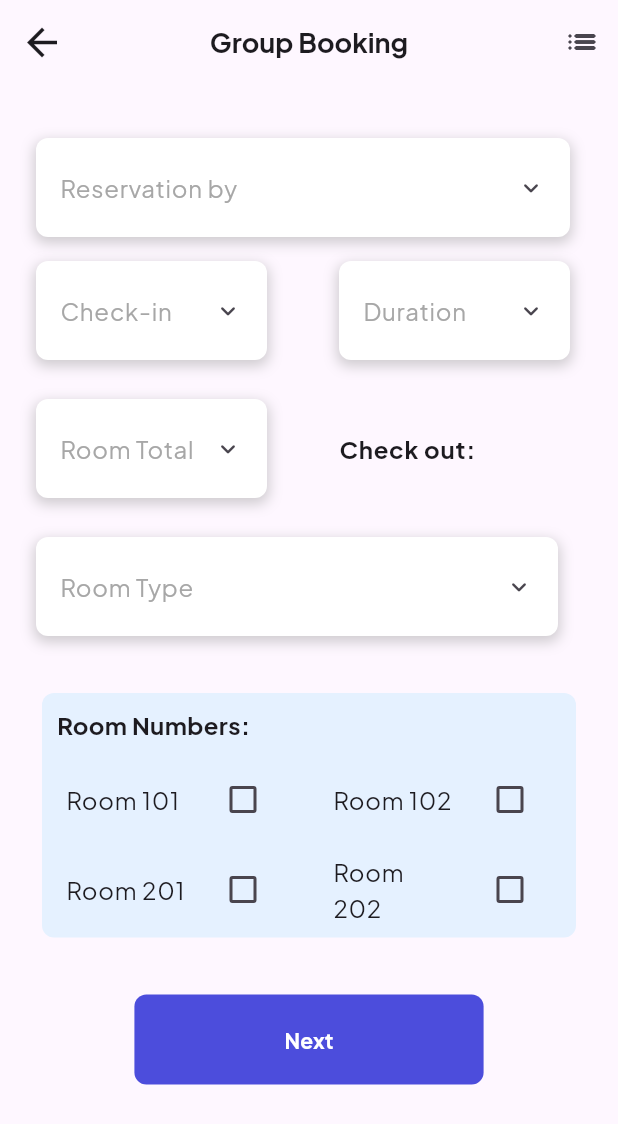
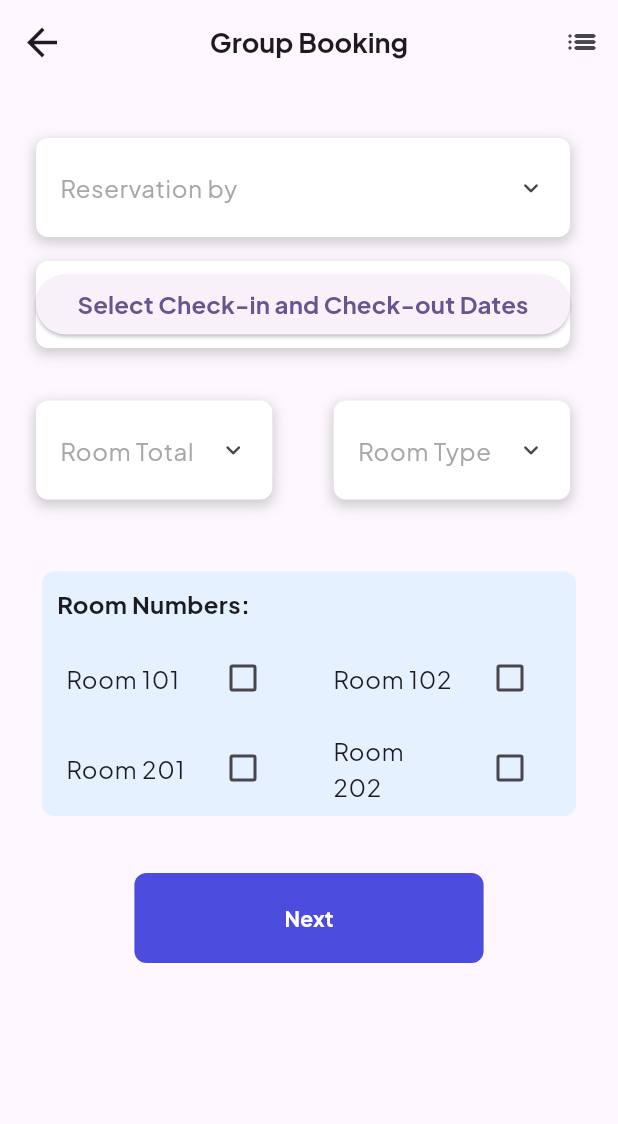
Before and after one commit to afyar08/frontend_hotel, a Flutter app: the GroupBooking screen opened directly, on a phone screen of 412 x 824 dp. Shown: the top 1124 px of the screen. Run offline on Flutter 3.47's test engine with Material 3 defaults, Android fonts, the phone set to English and light mode, and no system bars; drawn by our look-alikes of animated_custom_dropdown; our stand-ins replace calendar_date_picker2, convex_bottom_bar, table_calendar.

Commit message:
date picker for checkin checkout

```diff
--- a/lib/pages/frontdesk/booking/group.dart
+++ b/lib/pages/frontdesk/booking/group.dart
@@ -1,7 +1,8 @@
 import 'package:flutter/material.dart';
-import 'package:flutter/services.dart'; // Import untuk menggunakan TextInputFormatter
+import 'package:calendar_date_picker2/calendar_date_picker2.dart';
 import 'package:animated_custom_dropdown/custom_dropdown.dart';
 import 'package:frontend_hotel/pages/frontdesk/booking/summary.dart';
+import 'package:frontend_hotel/pages/frontdesk/booking/group_next.dart';
 
 class GroupBooking extends StatefulWidget {
   const GroupBooking({Key? key}) : super(key: key);
@@ -11,11 +12,11 @@ class GroupBooking extends StatefulWidget {
 }
 
 class _GroupBookingState extends State<GroupBooking> {
-  final _formKey = GlobalKey<FormState>(); // Define a GlobalKey for the form
+  final _formKey = GlobalKey<FormState>();
 
   final TextEditingController _reservationController = TextEditingController();
   final TextEditingController _checkInController = TextEditingController();
-  final TextEditingController _durationController = TextEditingController();
+  final TextEditingController _checkoutController = TextEditingController();
   final TextEditingController _roomTotalController = TextEditingController();
   final TextEditingController _roomTypeController = TextEditingController();
 
@@ -24,9 +25,33 @@ class _GroupBookingState extends State<GroupBooking> {
   bool _isChecked3 = false;
   bool _isChecked4 = false;
 
+  List<DateTime?> _dialogCalendarPickerValue = [];
+  int _durationInDays = 0;
+
   @override
   void initState() {
     super.initState();
+  }
+
+  String _getValueText(CalendarDatePicker2Type datePickerType, List<DateTime?> values) {
+    values = values.map((e) => e != null ? DateUtils.dateOnly(e) : null).toList();
+    var valueText = (values.isNotEmpty ? values[0] : null).toString().replaceAll('00:00:00.000', '');
+
+    if (datePickerType == CalendarDatePicker2Type.multi) {
+      valueText = values.isNotEmpty
+          ? values.map((v) => v.toString().replaceAll('00:00:00.000', '')).join(', ')
+          : 'null';
+    } else if (datePickerType == CalendarDatePicker2Type.range) {
+      if (values.isNotEmpty) {
+        final startDate = values[0].toString().replaceAll('00:00:00.000', '');
+        final endDate = values.length > 1 ? values[1].toString().replaceAll('00:00:00.000', '') : 'null';
+        valueText = '$startDate to $endDate';
+      } else {
+        return 'null';
+      }
+    }
+
+    return valueText;
   }
 
   @override
@@ -46,8 +71,8 @@ class _GroupBookingState extends State<GroupBooking> {
           'Group Booking',
           style: TextStyle(
             fontFamily: 'Jakarta',
-            fontWeight: FontWeight.bold, // Medium
-            fontSize: 18, // Ukuran font yang Anda inginkan
+            fontWeight: FontWeight.bold,
+            fontSize: 18,
           ),
         ),
         centerTitle: true,
@@ -63,7 +88,7 @@ class _GroupBookingState extends State<GroupBooking> {
           child: Padding(
             padding: const EdgeInsets.all(8.0),
             child: Form(
-              key: _formKey, // Assign the key to the form
+              key: _formKey,
               child: Column(
                 mainAxisAlignment: MainAxisAlignment.center,
                 children: [
@@ -73,12 +98,11 @@ class _GroupBookingState extends State<GroupBooking> {
                   _buildRoomNumbers(),
                   SizedBox(height: 20),
                   TextButton(
-                    //buat next
                     onPressed: () {
                       if (_formKey.currentState!.validate()) {
                         Navigator.push(
                           context,
-                          MaterialPageRoute(builder: (context) => BookingSummary()),
+                          MaterialPageRoute(builder: (context) => GroupNext()),
                         );
                       }
                     },
@@ -88,9 +112,10 @@ class _GroupBookingState extends State<GroupBooking> {
                         style: TextStyle(
                           fontFamily: 'Jakarta',
                           fontWeight: FontWeight.bold,
-                            color: Colors.white),
+                          color: Colors.white,
+                        ),
                       ),
-                      padding: EdgeInsets.fromLTRB(100, 20, 100, 20), // jarak ke dalam
+                      padding: EdgeInsets.fromLTRB(100, 20, 100, 20),
                       decoration: BoxDecoration(
                         color: Color(0xFF4C4DDC),
                         borderRadius: BorderRadius.all(Radius.circular(8)),
@@ -108,6 +133,11 @@ class _GroupBookingState extends State<GroupBooking> {
   }
 
   Widget _buildDropdown() {
+    final config = CalendarDatePicker2WithActionButtonsConfig(
+      calendarType: CalendarDatePicker2Type.range,
+      disableModePicker: true,
+    );
+
     return Column(
       children: [
         ListTile(
@@ -121,7 +151,7 @@ class _GroupBookingState extends State<GroupBooking> {
                   color: Colors.grey.withOpacity(0.5),
                   spreadRadius: 1,
                   blurRadius: 7,
-                  offset: Offset(0, 3), // changes position of shadow
+                  offset: Offset(0, 3),
                 ),
               ],
             ),
@@ -152,56 +182,68 @@ class _GroupBookingState extends State<GroupBooking> {
                         color: Colors.grey.withOpacity(0.5),
                         spreadRadius: 1,
                         blurRadius: 7,
-                        offset: Offset(0, 3), // changes position of shadow
+                        offset: Offset(0, 3),
                       ),
                     ],
                   ),
-                  child: CustomDropdown(
-                    hintText: 'Check-in',
-                    items: ['Morning', 'Afternoon', 'Evening'],
-                    controller: _checkInController,
-                    onChanged: (value) {
-                      setState(() {
-                        _checkInController.text = value;
-                      });
+                  child: ElevatedButton(
+                    onPressed: () async {
+                      final values = await showCalendarDatePicker2Dialog(
+                        context: context,
+                        config: config,
+                        dialogSize: const Size(325, 400),
+                        borderRadius: BorderRadius.circular(15),
+                        value: _dialogCalendarPickerValue,
+                        dialogBackgroundColor: Colors.white,
+                      );
+                      if (values != null) {
+                        setState(() {
+                          _dialogCalendarPickerValue = values;
+                          _checkInController.text = _dialogCalendarPickerValue.isNotEmpty ? _dialogCalendarPickerValue[0]?.toString().split(' ')[0] ?? '' : '';
+                          _checkoutController.text = _dialogCalendarPickerValue.length > 1 ? _dialogCalendarPickerValue[1]?.toString().split(' ')[0] ?? '' : '';
+                          _durationInDays = _dialogCalendarPickerValue.length > 1
+                              ? _dialogCalendarPickerValue[1]!.difference(_dialogCalendarPickerValue[0]!).inDays
+                              : 0;
+                        });
+                      }
                     },
-                  ),
-                ),
-              ),
-            ),
-            SizedBox(width: 8),
-            Expanded(
-              child: ListTile(
-                title: Container(
-                  padding: EdgeInsets.symmetric(vertical: 5),
-                  decoration: BoxDecoration(
-                    color: Colors.white,
-                    borderRadius: BorderRadius.circular(8.0),
-                    boxShadow: [
-                      BoxShadow(
-                        color: Colors.grey.withOpacity(0.5),
-                        spreadRadius: 1,
-                        blurRadius: 7,
-                        offset: Offset(0, 3), // changes position of shadow
+                    child: Text(
+                      'Select Check-in and Check-out Dates',
+                      style: TextStyle(
+                        fontFamily: 'Jakarta',
+                        fontWeight: FontWeight.bold,
+                        fontSize: 16,
                       ),
-                    ],
-                  ),
-                  child: CustomDropdown(
-                    hintText: 'Duration',
-                    items: ['1 Day', '2 Days', '3 Days', '4 Days'],
-                    controller: _durationController,
-                    onChanged: (value) {
-                      setState(() {
-                        _durationController.text = value;
-                      });
-                    },
+                    ),
                   ),
                 ),
               ),
             ),
           ],
         ),
-        SizedBox(height: 10),
+        SizedBox(height: 11),
+        if (_checkInController.text.isNotEmpty || _checkoutController.text.isNotEmpty)
+          Column(
+            children: [
+              Text(
+                'Check-in: ${_checkInController.text}, Check-out: ${_checkoutController.text}',
+                style: TextStyle(
+                  fontFamily: 'Jakarta',
+                  fontWeight: FontWeight.bold,
+                  fontSize: 16,
+                ),
+              ),
+              Text(
+                'Duration: $_durationInDays days',
+                style: TextStyle(
+                  fontFamily: 'Jakarta',
+                  fontWeight: FontWeight.bold,
+                  fontSize: 16,
+                ),
+              ),
+            ],
+          ),
+        SizedBox(height: 8),
         Row(
           mainAxisAlignment: MainAxisAlignment.spaceEvenly,
           children: [
@@ -217,7 +259,7 @@ class _GroupBookingState extends State<GroupBooking> {
                         color: Colors.grey.withOpacity(0.5),
                         spreadRadius: 1,
                         blurRadius: 7,
-                        offset: Offset(0, 3), // changes position of shadow
+                        offset: Offset(0, 3),
                       ),
                     ],
                   ),
@@ -234,24 +276,7 @@ class _GroupBookingState extends State<GroupBooking> {
                 ),
               ),
             ),
-            SizedBox(width: 8),
-            Expanded(
-              child: ListTile(
-                title: Text(
-                  'Check out: ${_roomTotalController.text}', // Display selected size as text
-                  style: TextStyle(
-                    fontSize: 16,
-                    fontWeight: FontWeight.bold,
-                  ),
-                ),
-              ),
-            ),
-          ],
-        ),
-        SizedBox(height: 10),
-        Row(
-          mainAxisAlignment: MainAxisAlignment.spaceEvenly,
-          children: [
+            SizedBox(width: 1),
             Expanded(
               child: ListTile(
                 title: Container(
@@ -264,13 +289,13 @@ class _GroupBookingState extends State<GroupBooking> {
                         color: Colors.grey.withOpacity(0.5),
                         spreadRadius: 1,
                         blurRadius: 7,
-                        offset: Offset(0, 3), // changes position of shadow
+                        offset: Offset(0, 3),
                       ),
                     ],
                   ),
                   child: CustomDropdown(
                     hintText: 'Room Type',
-                    items: ['Single', 'Double', 'Suite'],
+                    items: ['Deluxe Room', 'Suite Room', 'Standard Room'],
                     controller: _roomTypeController,
                     onChanged: (value) {
                       setState(() {
@@ -281,6 +306,13 @@ class _GroupBookingState extends State<GroupBooking> {
                 ),
               ),
             ),
+          ],
+        ),
+        SizedBox(height: 10),
+        Row(
+          mainAxisAlignment: MainAxisAlignment.spaceEvenly,
+          children: [
+
             SizedBox(width: 8),
           ],
         ),
--- a/lib/splash_screen.dart
+++ b/lib/splash_screen.dart
@@ -1,6 +1,8 @@
 import 'package:flutter/material.dart';
 import 'package:flutter/services.dart';
 import 'package:frontend_hotel/pages/frontdesk/booking/Individual.dart';
+import 'package:frontend_hotel/pages/frontdesk/booking/group_next.dart';
+import 'package:frontend_hotel/pages/frontdesk/booking/group.dart';
 import 'package:frontend_hotel/pages/frontdesk/detail_room.dart';
 import 'package:frontend_hotel/pages/frontdesk/home.dart';
 import 'package:frontend_hotel/pages/frontdesk/new_booking.dart';
@@ -30,7 +32,7 @@ class _SplashScreenState extends State<SplashScreen> {
     SystemChrome.setEnabledSystemUIMode(SystemUiMode.immersive);
     Future.delayed(const Duration(seconds: 2), () {
       Navigator.of(context)
-          .pushReplacement(MaterialPageRoute(builder: (_) => NewBooking()));
+          .pushReplacement(MaterialPageRoute(builder: (_) => GroupBooking()));
     });
   }
 
--- a/pubspec.yaml
+++ b/pubspec.yaml
@@ -35,7 +35,8 @@ dependencies:
   table_calendar: ^3.1.1
   shared_preferences: ^2.0.8
   convex_bottom_bar: ^3.0.0
-  animated_custom_dropdown: 1.5.0
+  animated_custom_dropdown: ^1.5.0
+  calendar_date_picker2: ^0.5.3
 
   # The following adds the Cupertino Icons font to your application.
   # Use with the CupertinoIcons class for iOS style icons.
```
Also changed, not shown: lib/pages/frontdesk/booking/group_next.dart (added, +134 -0 lines), pubspec.lock.
